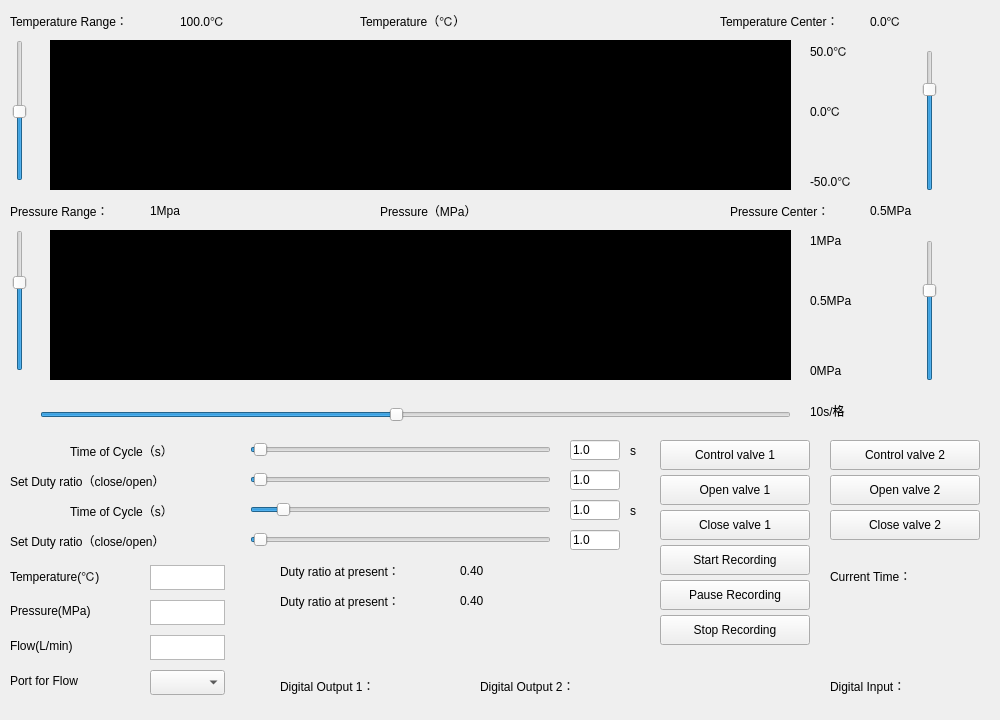
First picture: the form in UnderGraduate/Control/control.ui, repository looklucas/Control, before the edit.
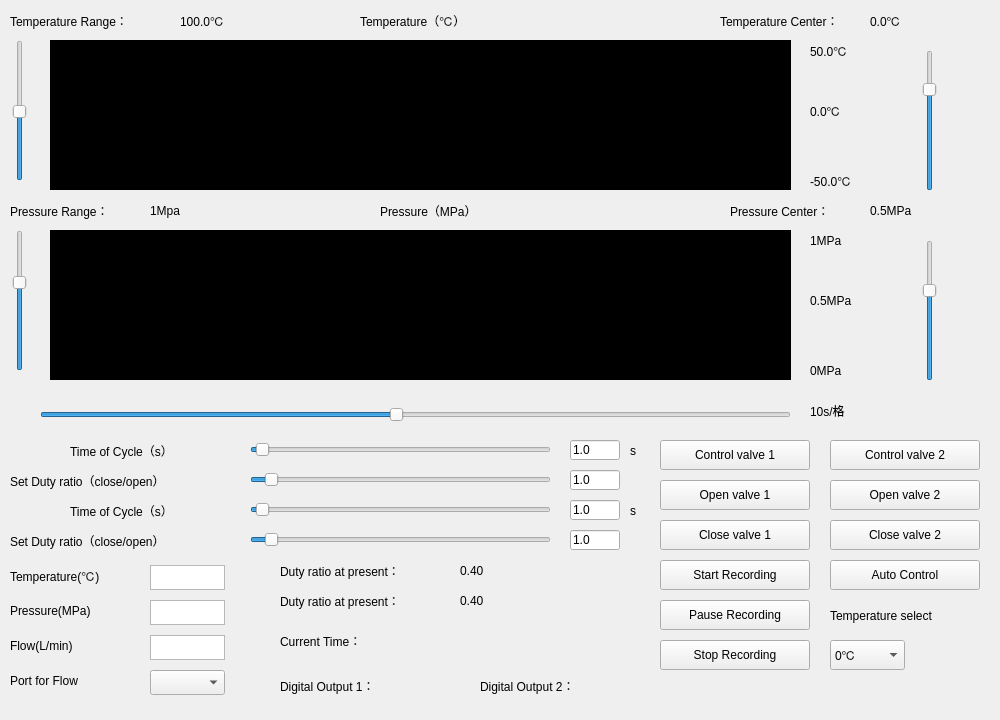
Second picture: the form after the edit.

Commit message:
enlarge range and add auto
enlarge range to 50\20 and add auto control (without window)

```diff
--- a/UnderGraduate/Control/control.ui
+++ b/UnderGraduate/Control/control.ui
@@ -62,7 +62,7 @@
     <property name="geometry">
      <rect>
       <x>660</x>
-      <y>615</y>
+      <y>640</y>
       <width>150</width>
       <height>30</height>
      </rect>
@@ -87,7 +87,7 @@
      <number>1</number>
     </property>
     <property name="maximum">
-     <number>1000</number>
+     <number>500</number>
     </property>
     <property name="value">
      <number>10</number>
@@ -138,7 +138,7 @@
      </rect>
     </property>
     <property name="maximum">
-     <number>1000</number>
+     <number>200</number>
     </property>
     <property name="value">
      <number>10</number>
@@ -300,7 +300,7 @@
     <property name="geometry">
      <rect>
       <x>660</x>
-      <y>475</y>
+      <y>480</y>
       <width>150</width>
       <height>30</height>
      </rect>
@@ -364,7 +364,7 @@
     <property name="geometry">
      <rect>
       <x>660</x>
-      <y>580</y>
+      <y>600</y>
       <width>150</width>
       <height>30</height>
      </rect>
@@ -396,7 +396,7 @@
     <property name="geometry">
      <rect>
       <x>660</x>
-      <y>545</y>
+      <y>560</y>
       <width>150</width>
       <height>30</height>
      </rect>
@@ -488,7 +488,7 @@
     <property name="geometry">
      <rect>
       <x>660</x>
-      <y>510</y>
+      <y>520</y>
       <width>150</width>
       <height>30</height>
      </rect>
@@ -522,8 +522,8 @@
    <widget class="QLabel" name="lbl_time_label">
     <property name="geometry">
      <rect>
-      <x>830</x>
-      <y>565</y>
+      <x>280</x>
+      <y>630</y>
       <width>121</width>
       <height>21</height>
      </rect>
@@ -538,8 +538,8 @@
    <widget class="QLabel" name="lbl_time">
     <property name="geometry">
      <rect>
-      <x>830</x>
-      <y>600</y>
+      <x>410</x>
+      <y>630</y>
       <width>121</width>
       <height>21</height>
      </rect>
@@ -576,41 +576,6 @@
      <bool>true</bool>
     </property>
    </widget>
-   <widget class="QLabel" name="lbl_di">
-    <property name="geometry">
-     <rect>
-      <x>830</x>
-      <y>675</y>
-      <width>111</width>
-      <height>21</height>
-     </rect>
-    </property>
-    <property name="styleSheet">
-     <string notr="true">font: 10pt &quot;微软雅黑&quot;;</string>
-    </property>
-    <property name="text">
-     <string>Digital Input：</string>
-    </property>
-   </widget>
-   <widget class="QLabel" name="lbl_di_pic">
-    <property name="geometry">
-     <rect>
-      <x>960</x>
-      <y>670</y>
-      <width>28</width>
-      <height>28</height>
-     </rect>
-    </property>
-    <property name="autoFillBackground">
-     <bool>true</bool>
-    </property>
-    <property name="styleSheet">
-     <string notr="true">font: 10pt &quot;微软雅黑&quot;;</string>
-    </property>
-    <property name="text">
-     <string/>
-    </property>
-   </widget>
    <widget class="QLabel" name="lbl_scale_2">
     <property name="geometry">
      <rect>
@@ -1071,7 +1036,7 @@
      </rect>
     </property>
     <property name="maximum">
-     <number>1000</number>
+     <number>200</number>
     </property>
     <property name="value">
      <number>10</number>
@@ -1093,7 +1058,7 @@
      <number>1</number>
     </property>
     <property name="maximum">
-     <number>100</number>
+     <number>500</number>
     </property>
     <property name="value">
      <number>10</number>
@@ -1221,7 +1186,7 @@
     <property name="geometry">
      <rect>
       <x>830</x>
-      <y>475</y>
+      <y>480</y>
       <width>150</width>
       <height>30</height>
      </rect>
@@ -1237,7 +1202,7 @@
     <property name="geometry">
      <rect>
       <x>830</x>
-      <y>510</y>
+      <y>520</y>
       <width>150</width>
       <height>30</height>
      </rect>
@@ -1296,6 +1261,116 @@
      <set>Qt::AlignLeading|Qt::AlignLeft|Qt::AlignVCenter</set>
     </property>
    </widget>
+   <widget class="QComboBox" name="cmb_t">
+    <property name="geometry">
+     <rect>
+      <x>830</x>
+      <y>640</y>
+      <width>75</width>
+      <height>30</height>
+     </rect>
+    </property>
+    <property name="sizePolicy">
+     <sizepolicy hsizetype="Maximum" vsizetype="Fixed">
+      <horstretch>0</horstretch>
+      <verstretch>0</verstretch>
+     </sizepolicy>
+    </property>
+    <property name="maximumSize">
+     <size>
+      <width>150</width>
+      <height>50</height>
+     </size>
+    </property>
+    <property name="styleSheet">
+     <string notr="true">font: 10pt &quot;微软雅黑&quot;;</string>
+    </property>
+    <property name="maxCount">
+     <number>10</number>
+    </property>
+    <item>
+     <property name="text">
+      <string>0℃</string>
+     </property>
+    </item>
+    <item>
+     <property name="text">
+      <string>-20℃</string>
+     </property>
+    </item>
+    <item>
+     <property name="text">
+      <string>-40℃</string>
+     </property>
+    </item>
+    <item>
+     <property name="text">
+      <string>-60℃</string>
+     </property>
+    </item>
+    <item>
+     <property name="text">
+      <string>-80℃</string>
+     </property>
+    </item>
+    <item>
+     <property name="text">
+      <string>-100℃</string>
+     </property>
+    </item>
+    <item>
+     <property name="text">
+      <string>-120℃</string>
+     </property>
+    </item>
+    <item>
+     <property name="text">
+      <string>-140℃</string>
+     </property>
+    </item>
+    <item>
+     <property name="text">
+      <string>-160℃</string>
+     </property>
+    </item>
+    <item>
+     <property name="text">
+      <string>-180℃</string>
+     </property>
+    </item>
+   </widget>
+   <widget class="QPushButton" name="btn_auto">
+    <property name="geometry">
+     <rect>
+      <x>830</x>
+      <y>560</y>
+      <width>150</width>
+      <height>30</height>
+     </rect>
+    </property>
+    <property name="styleSheet">
+     <string notr="true">font: 10pt &quot;微软雅黑&quot;;</string>
+    </property>
+    <property name="text">
+     <string>Auto Control</string>
+    </property>
+   </widget>
+   <widget class="QLabel" name="lbl_t_select">
+    <property name="geometry">
+     <rect>
+      <x>830</x>
+      <y>605</y>
+      <width>161</width>
+      <height>21</height>
+     </rect>
+    </property>
+    <property name="styleSheet">
+     <string notr="true">font: 10pt &quot;微软雅黑&quot;;</string>
+    </property>
+    <property name="text">
+     <string>Temperature select</string>
+    </property>
+   </widget>
   </widget>
  </widget>
  <layoutdefault spacing="6" margin="11"/>
```
The commit also changes 56 other files.
